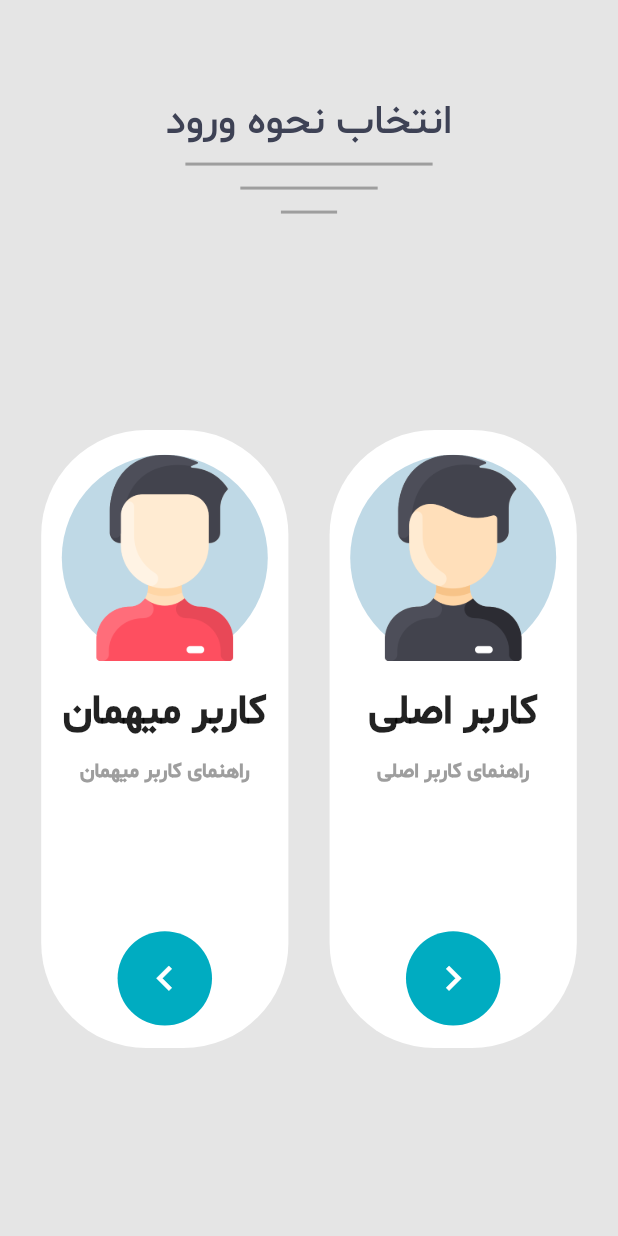
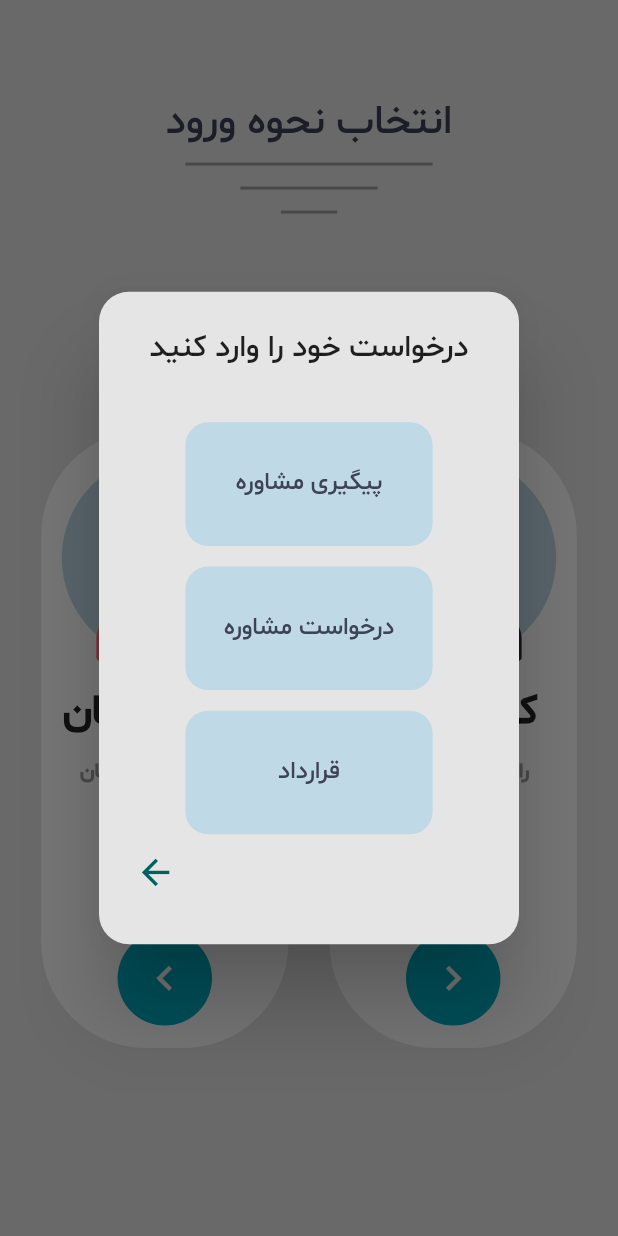
Before and after one commit to poyaaghajani/application, a Flutter app: the screen it shows after launch, after a tap on the "keyboard arrow left" icon, on a phone screen of 412 x 824 dp. Run offline on Flutter 3.47's test engine with Material 2 defaults, Android fonts, the phone set to English and light mode, and no system bars; our stand-ins replace get, open_file.

```diff
--- /dev/null
+++ b/lib/components/alret_dialogs/chose_guest/chose_guest_dialog.dart
@@ -0,0 +1,72 @@
+import 'package:application/components/container/chose_guest_alretdialog.dart';
+import 'package:application/constants/colors.dart';
+import 'package:application/constants/configs.dart';
+import 'package:flutter/material.dart';
+import 'package:get/get.dart';
+
+class ChoseGuestDialog extends StatelessWidget {
+  const ChoseGuestDialog({Key? key}) : super(key: key);
+
+  @override
+  Widget build(BuildContext context) {
+    return WillPopScope(
+        child: AlertDialog(
+          shape: const RoundedRectangleBorder(
+            borderRadius: BorderRadius.all(
+              Radius.circular(20),
+            ),
+          ),
+          title: Text(
+            "درخواست خود را وارد کنید",
+            textAlign: TextAlign.center,
+            style: TextStyle(
+                fontWeight: FontWeight.w600,
+                fontSize: MediaQuery.of(context).size.height / 40),
+          ),
+          backgroundColor: getColors.background,
+          content: Padding(
+            padding: const EdgeInsets.only(top: 15, bottom: 10),
+            child: Column(
+              mainAxisAlignment: MainAxisAlignment.center,
+              crossAxisAlignment: CrossAxisAlignment.center,
+              mainAxisSize: MainAxisSize.min,
+              children: [
+                ChoseGuestAlertDialogContainer(
+                  centerText: "پیگیری مشاوره",
+                ),
+                SizedBox(
+                  height: MediaQuery.of(context).size.height / 60,
+                ),
+                ChoseGuestAlertDialogContainer(
+                  centerText: "درخواست مشاوره",
+                ),
+                SizedBox(
+                  height: MediaQuery.of(context).size.height / 60,
+                ),
+                ChoseGuestAlertDialogContainer(
+                  onPressed: () => Get.toNamed(PageRoutes.makeContract),
+                  centerText: "قرارداد",
+                ),
+                SizedBox(
+                  height: MediaQuery.of(context).size.height / 70,
+                ),
+                Align(
+                  alignment: Alignment.bottomLeft,
+                  child: GestureDetector(
+                    onTap: () {
+                      Get.back();
+                    },
+                    child: Icon(
+                      Icons.arrow_back,
+                      size: MediaQuery.of(context).size.height / 30,
+                      color: Colors.cyan[900],
+                    ),
+                  ),
+                ),
+              ],
+            ),
+          ),
+        ),
+        onWillPop: () async => false);
+  }
+}
--- /dev/null
+++ b/lib/components/container/chose_guest_alretdialog.dart
@@ -0,0 +1,34 @@
+import 'package:application/constants/colors.dart';
+import 'package:flutter/material.dart';
+
+class ChoseGuestAlertDialogContainer extends StatelessWidget {
+  final centerText;
+  VoidCallback? onPressed;
+  ChoseGuestAlertDialogContainer(
+      {Key? key, required this.centerText, this.onPressed})
+      : super(key: key);
+
+  @override
+  Widget build(BuildContext context) {
+    return GestureDetector(
+      onTap: onPressed,
+      child: Container(
+        height: MediaQuery.of(context).size.height / 10,
+        width: MediaQuery.of(context).size.width / 2.5,
+        decoration: BoxDecoration(
+          color: getColors.backgroundAvatar,
+          borderRadius: BorderRadius.circular(15),
+        ),
+        child: Center(
+          child: Text(
+            centerText,
+            style: TextStyle(
+                color: getColors.textColor_chooseScreen,
+                fontWeight: FontWeight.w400,
+                fontSize: MediaQuery.of(context).size.height / 50),
+          ),
+        ),
+      ),
+    );
+  }
+}
--- a/lib/constants/colors.dart
+++ b/lib/constants/colors.dart
@@ -1,9 +1,9 @@
 import 'dart:ui';
 
 class getColors {
-  static const backgroundColor_chooseScreen = Color.fromRGBO(84, 176, 228, 1);
   static const textColor_chooseScreen = Color.fromRGBO(62, 66, 85, 1);
-  static const text2Color_chooseScreen = Color.fromRGBO(225, 226, 230, 1);
   static const background = Color(0xffE5E5E5);
   static const backgroundAvatar = Color(0xffbfd9e6);
+  static const darkBlue = Color(0xff364a76);
+  static const dark = Color(0xff1c1f2e);
 }
--- a/lib/constants/configs.dart
+++ b/lib/constants/configs.dart
@@ -9,6 +9,7 @@ class PageRoutes {
   PageRoutes._();
 
   static const String chooseScreen = "/choosescreen";
+  static const String makeContract = "/makeContract";
 }
 
 class PDFapi {
--- a/lib/main.dart
+++ b/lib/main.dart
@@ -1,4 +1,5 @@
 import 'package:application/pages/choose_screen/choose_view.dart';
+import 'package:application/pages/make_contract/makecontract_view.dart';
 import 'package:flutter/material.dart';
 import 'package:get/get.dart';
 
@@ -11,7 +12,6 @@ void main() {
 class MyApp extends StatelessWidget {
   const MyApp({super.key});
 
-  // This widget is the root of your application.
   @override
   Widget build(BuildContext context) {
     return GetMaterialApp(
@@ -21,6 +21,8 @@ class MyApp extends StatelessWidget {
       getPages: [
         GetPage(
             name: PageRoutes.chooseScreen, page: () => const ChooseScreen()),
+        GetPage(
+            name: PageRoutes.makeContract, page: () => const MakeContract()),
       ],
     );
   }
--- a/lib/pages/choose_screen/choose_view.dart
+++ b/lib/pages/choose_screen/choose_view.dart
@@ -5,8 +5,11 @@ import 'package:application/constants/colors.dart';
 import 'package:application/constants/configs.dart';
 import 'package:flutter/material.dart';
 import 'package:flutter/services.dart';
+import 'package:get/get.dart';
 
 import 'package:open_file/open_file.dart';
+
+import '../../components/alret_dialogs/chose_guest/chose_guest_dialog.dart';
 
 class ChooseScreen extends StatelessWidget {
   const ChooseScreen({Key? key}) : super(key: key);
@@ -54,7 +57,11 @@ class ChooseScreen extends StatelessWidget {
                     title: "کاربر میهمان",
                     helptext: "راهنمای کاربر میهمان",
                     icon: Icons.keyboard_arrow_left_outlined,
-                    onPressed_Navigator: () {},
+                    onPressed_Navigator: () {
+                      // Get.toNamed(PageRoutes.makeContract);
+
+                      Get.dialog(ChoseGuestDialog(), barrierDismissible: true);
+                    },
                     onPressed_seePdf: () async {
                       final file =
                           await PDFapi.loadAsset("assets/pdf/check.pdf");
```
Also changed, not shown: lib/components/container/contract_detail_row.dart (added, +50 -0 lines), lib/components/container/whole_conract.dart (added, +372 -0 lines), lib/pages/make_contract/makecontract_view.dart (added, +52 -0 lines).
